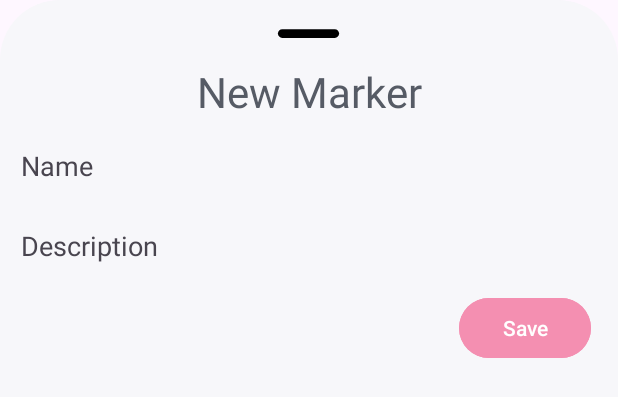
After one commit to SpatiumCat/MyMapMarkers, an Android app: the layout layout_bottomsheet_dialog_new_marker.xml on its own in the app's theme, with its tools: preview values and no code run, on a phone screen of 412 x 824 dp. The commit adds this screen. Shown: the top 397 px of the screen. Run offline under Robolectric (Android 15) with nearby library versions, the phone set to English and light mode, and no system bars.

Commit message:
All functionality working. Need a polishing.

```diff
--- /dev/null
+++ b/app/src/main/res/layout/layout_bottomsheet_dialog_new_marker.xml
@@ -0,0 +1,62 @@
+<?xml version="1.0" encoding="utf-8"?>
+<LinearLayout xmlns:android="http://schemas.android.com/apk/res/android"
+    android:layout_width="match_parent"
+    android:layout_height="match_parent"
+    android:background="@drawable/dialog_background"
+    android:orientation="vertical">
+
+    <ImageView
+        android:layout_width="70dp"
+        android:layout_height="wrap_content"
+        android:layout_gravity="center|top"
+        android:scaleType="centerCrop"
+        android:src="@drawable/round_remove_24" />
+
+    <LinearLayout
+        android:layout_width="match_parent"
+        android:layout_height="wrap_content"
+        android:layout_marginTop="8dp"
+        android:orientation="vertical">
+        <TextView
+            android:layout_width="match_parent"
+            android:layout_height="wrap_content"
+            android:textColor="@color/primary_text"
+            android:text="@string/dialog_new_marker_heading"
+            android:textAlignment="center"
+            android:textSize="28sp"/>
+
+        <EditText
+            android:id="@+id/newMarkerName"
+            android:layout_width="match_parent"
+            android:layout_height="wrap_content"
+            android:layout_marginTop="8dp"
+            android:backgroundTint="@color/background"
+            android:hint="@string/edit_dialog_name_hint"
+            android:inputType="text"
+            android:textColor="@color/primary_text"
+            android:textColorHint="?colorControlNormal" />
+
+        <EditText
+            android:id="@+id/newMarkerDescription"
+            android:layout_width="match_parent"
+            android:layout_height="wrap_content"
+            android:layout_marginTop="8dp"
+            android:backgroundTint="@color/background"
+            android:hint="@string/edit_dialog_hint_description"
+            android:inputType="textMultiLine"
+            android:textColor="@color/primary_text"
+            android:textColorHint="?colorControlNormal" />
+
+        <com.google.android.material.button.MaterialButton
+            android:id="@+id/newMarkerSaveButton"
+            android:layout_width="wrap_content"
+            android:layout_height="wrap_content"
+            android:layout_gravity="end"
+            android:layout_marginTop="8dp"
+            android:layout_marginEnd="8dp"
+            android:backgroundTint="@color/button"
+            android:text="@string/edit_dialog_button_text" />
+
+
+    </LinearLayout>
+</LinearLayout>
--- a/app/src/main/res/values/strings.xml
+++ b/app/src/main/res/values/strings.xml
@@ -11,4 +11,5 @@
     <string name="edit_dialog_hint_description">Description</string>
     <string name="edit_dialog_button_text">Save</string>
     <string name="edit_dialog_heading">Edit</string>
+    <string name="dialog_new_marker_heading">New Marker</string>
 </resources>
```
Also changed, not shown: app/src/main/java/ru/netology/mymapmarkers/fragments/MapFragment.kt (+52 -0 lines).
